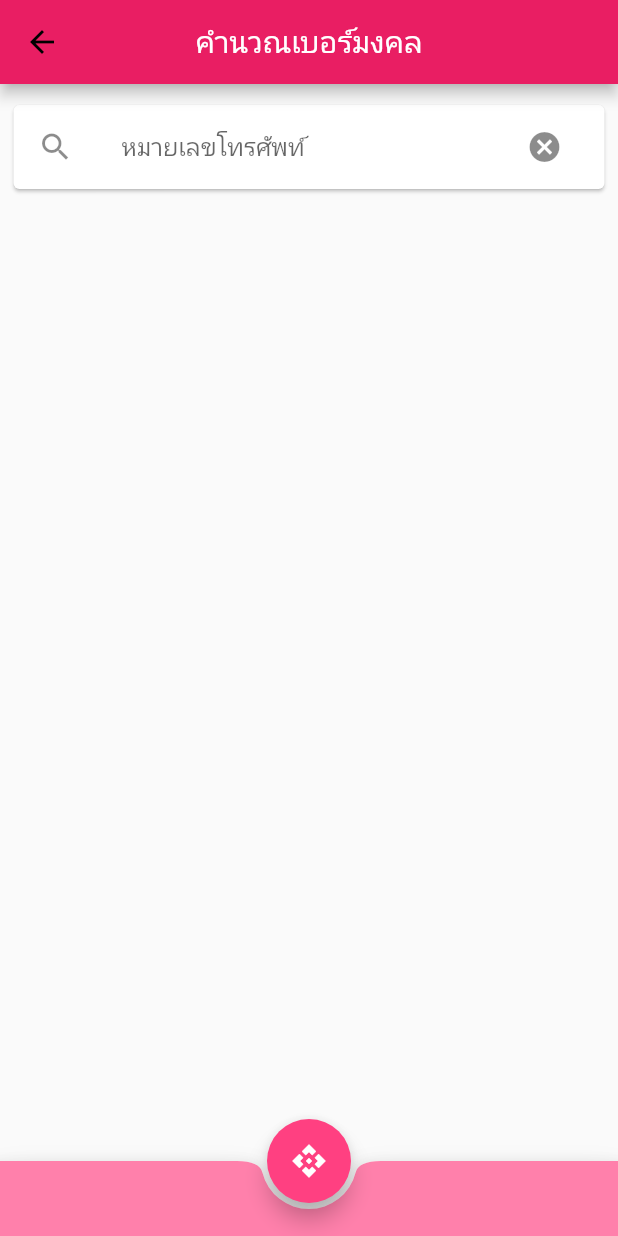
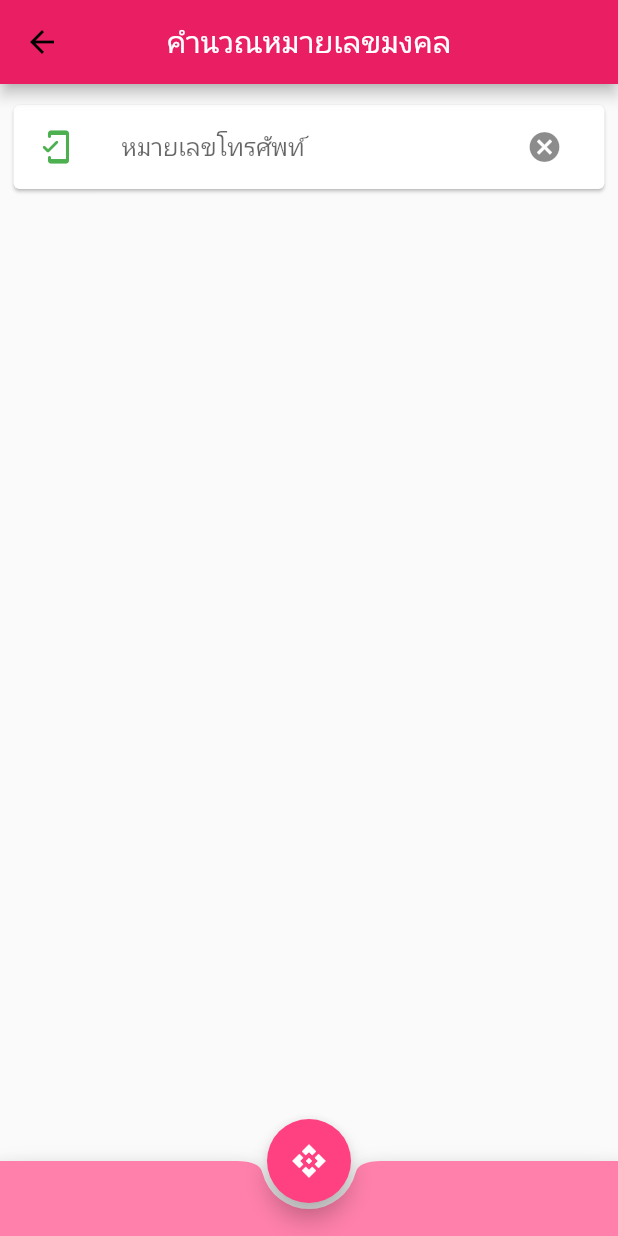
Before and after one commit to jirutbk/TeleMiPhone, a Flutter app: the PhoneNumberPage screen opened directly, after a tap on the "cancel" icon, on a phone screen of 412 x 824 dp. Run offline on Flutter 3.47's test engine with Material 2 defaults, Android fonts, the phone set to English and light mode, and no system bars; our stand-ins replace toast.

Commit message:
phone number cal

```diff
--- a/lib/magicNumberList.dart
+++ b/lib/magicNumberList.dart
@@ -59,12 +59,12 @@ class _MagicNumberListState extends State<MagicNumberList> {
                   children: [
                     Card(
                       child: ListTile(
-                        leading: Icon(Icons.search),
+                        leading: Icon(Icons.format_list_numbered, color: Colors.red),
                         title: TextField(
                           controller: myController,
                           keyboardType: TextInputType.number,
                           decoration: InputDecoration(
-                              hintText: 'ค้นหา', border: InputBorder.none),
+                              hintText: 'ป้อนตัวเลข', border: InputBorder.none),
                           onChanged: onSearchTextChanged,
                         ),
                         trailing: IconButton(
--- a/lib/phoneNumberPage.dart
+++ b/lib/phoneNumberPage.dart
@@ -1,6 +1,7 @@
 import 'package:flutter/material.dart';
 import 'dart:convert';
 import 'package:flutter/services.dart';
+import 'package:toast/toast.dart';
 
 class PhoneNumberPage extends StatefulWidget {
   @override
@@ -11,6 +12,7 @@ class _PhoneNumberPageState extends State<PhoneNumberPage> {
   List _items = [];
   List _searchResult = [];
   final myController = TextEditingController();
+  var exp = RegExp(r"^[\d]{10}$");
 
   _PhoneNumberPageState() {
     this.readJson();
@@ -26,17 +28,26 @@ class _PhoneNumberPageState extends State<PhoneNumberPage> {
     });
   }
 
-  onSearchPressed() async {
+  void onSearchPressed() async {
+    int sum = 0;
     _searchResult.clear();
-    if (myController.text.isEmpty) {
-      _searchResult.clear();
+    if (myController.text.isNotEmpty && !exp.hasMatch(myController.text)) {
+      Toast.show("หมายเลขโทรศัพท์ไม่ถูกต้อง !", context,
+          duration: Toast.LENGTH_LONG, gravity: Toast.CENTER);
       setState(() {});
       return;
     }
-    _items.forEach((item) {
-      if (item["num"].contains(myController.text)) _searchResult.add(item);
+    myController.text.runes.forEach((int rune) {
+      sum += int.parse(String.fromCharCode(rune));
     });
 
+    if (sum > 0) {
+      Toast.show("ผลรวมเท่ากับ $sum", context,
+          duration: Toast.LENGTH_LONG, gravity: Toast.CENTER);
+      _items.forEach((item) {
+        if (item["num"].contains(sum.toString())) _searchResult.add(item);
+      });
+    }
     setState(() {});
   }
 
@@ -44,13 +55,15 @@ class _PhoneNumberPageState extends State<PhoneNumberPage> {
     return Scaffold(
       appBar: AppBar(
         centerTitle: true,
-          title: Text('คำนวณเบอร์มงคล', style: TextStyle(color: Colors.white)),
+        title: Text('คำนวณหมายเลขมงคล', style: TextStyle(color: Colors.white)),
         backgroundColor: Colors.pink,
       ),
-        body: GestureDetector(  //ใช้ตรวจสอบการแตะหน้าจอ
+      body: GestureDetector(
+          //ใช้ตรวจสอบการแตะหน้าจอ
           behavior: HitTestBehavior.opaque,
           onTap: () {
-              FocusScope.of(context).requestFocus(new FocusNode()); //ใช้ hide keyboard
+            FocusScope.of(context)
+                .requestFocus(new FocusNode()); //ใช้ hide keyboard
           },
           child: Scrollbar(
             child: Padding(
@@ -59,12 +72,13 @@ class _PhoneNumberPageState extends State<PhoneNumberPage> {
                 children: [
                   Card(
                     child: ListTile(
-                        leading: Icon(Icons.search),
+                      leading: Icon(Icons.mobile_friendly_rounded,color: Colors.green),
                       title: TextField(
                         controller: myController,
                         keyboardType: TextInputType.number,
                         decoration: InputDecoration(
-                              hintText: 'หมายเลขโทรศัพท์', border: InputBorder.none),
+                            hintText: 'หมายเลขโทรศัพท์',
+                            border: InputBorder.none),
                       ),
                       trailing: IconButton(
                         icon: Icon(Icons.cancel),
@@ -87,8 +101,8 @@ class _PhoneNumberPageState extends State<PhoneNumberPage> {
                                 child: ListTile(
                                   leading: Text(_searchResult[index]["num"]),
                                   title: Text(_searchResult[index]["title"]),
-                                    subtitle: Text(
-                                        _searchResult[index]["description"]),
+                                  subtitle:
+                                      Text(_searchResult[index]["description"]),
                                 ),
                               );
                             },
@@ -98,7 +112,8 @@ class _PhoneNumberPageState extends State<PhoneNumberPage> {
                 ],
               ),
             ),
-            )),     extendBody: true,
+          )),
+      extendBody: true,
       bottomNavigationBar: BottomAppBar(
         clipBehavior: Clip.antiAlias,
         shape: const CircularNotchedRectangle(),
@@ -115,6 +130,7 @@ class _PhoneNumberPageState extends State<PhoneNumberPage> {
           color: Colors.white,
         ),
       ),
-      floatingActionButtonLocation: FloatingActionButtonLocation.centerDocked,);
+      floatingActionButtonLocation: FloatingActionButtonLocation.centerDocked,
+    );
   }
 }
--- a/pubspec.yaml
+++ b/pubspec.yaml
@@ -23,6 +23,7 @@ environment:
 dependencies:
   flutter:
     sdk: flutter
+  toast: ^0.1.5
   #splashscreen: any
 
   # The following adds the Cupertino Icons font to your application.
```
Also changed, not shown: lib/main.dart (+5 -5 lines), pubspec.lock. Lines whose indentation alone changed are shown as unchanged.
